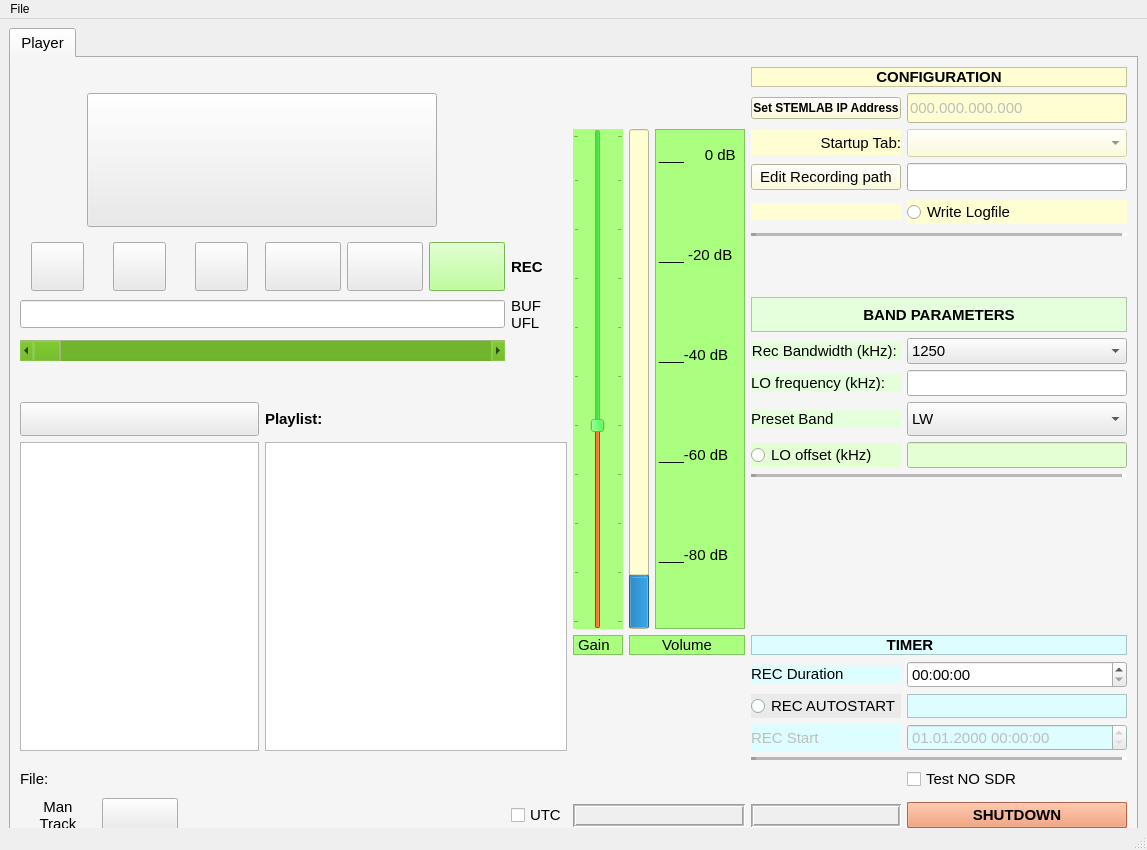
Old version of the form sources/core/ressources/COHIWizard_GUI_v10_reduced.ui in the repository schaten/COHIWizard.
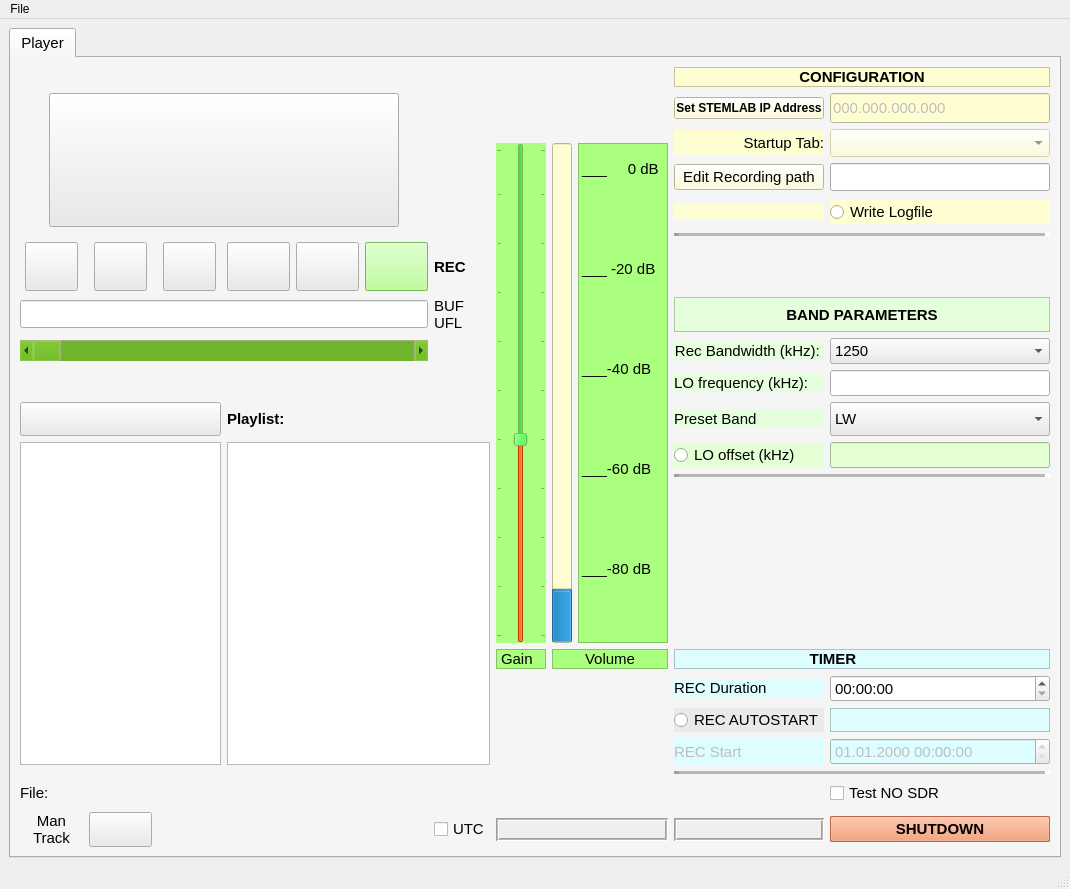
New version of the form. Icons and pictures are not drawn. Custom widgets are drawn as their Qt base class.

What changed in the file:
```diff
--- a/sources/core/ressources/COHIWizard_GUI_v10_reduced.ui
+++ b/sources/core/ressources/COHIWizard_GUI_v10_reduced.ui
@@ -6,8 +6,8 @@
    <rect>
     <x>0</x>
     <y>0</y>
-    <width>1147</width>
-    <height>850</height>
+    <width>1070</width>
+    <height>889</height>
    </rect>
   </property>
   <property name="sizePolicy">
@@ -18,8 +18,8 @@
   </property>
   <property name="minimumSize">
    <size>
-    <width>1147</width>
-    <height>850</height>
+    <width>1000</width>
+    <height>800</height>
    </size>
   </property>
   <property name="windowTitle">
@@ -113,6 +113,9 @@
         <height>20</height>
        </size>
       </property>
+      <property name="movable">
+       <bool>false</bool>
+      </property>
       <widget class="QWidget" name="tab_playrec">
        <attribute name="title">
         <string>Player</string>
@@ -6876,7 +6879,7 @@
     <rect>
      <x>0</x>
      <y>0</y>
-     <width>1147</width>
+     <width>1070</width>
      <height>26</height>
     </rect>
    </property>
```
Left out of the diff: 11 changed lines with no effect on the pictures.
